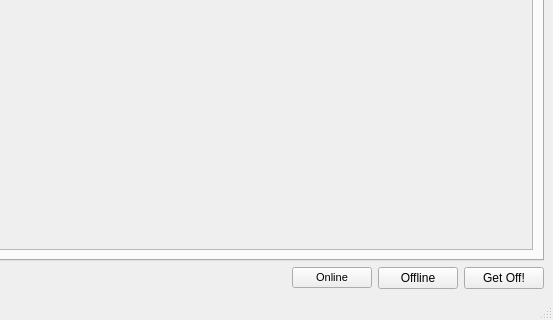
Above: ui/UI_FarmView.ui from david2777/DPS_Hydra before the change; both pictures show x 741 to 1294 and y 409 to 729 of the 1294 by 729 pixel window. Below: the same form after it.
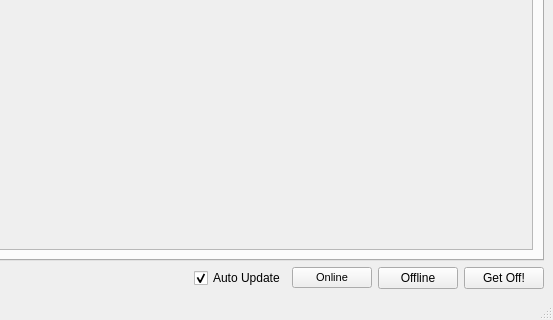
That is the form after the change. The open tabs and pages were chosen to show the change.

Commit message: Got AutoUpdate kinda working

The edit to the form file:
```diff
--- a/ui/UI_FarmView.ui
+++ b/ui/UI_FarmView.ui
@@ -45,6 +45,19 @@
         </property>
        </spacer>
       </item>
+      <item>
+       <widget class="QCheckBox" name="autoUpdateCheckbox">
+        <property name="text">
+         <string>Auto Update</string>
+        </property>
+        <property name="checkable">
+         <bool>true</bool>
+        </property>
+        <property name="checked">
+         <bool>true</bool>
+        </property>
+       </widget>
+      </item>
       <item>
        <widget class="QPushButton" name="onlineThisNodeButton">
         <property name="font">
```
Left out of the diff: 4 changed lines with no effect on the pictures. The commit also changes 2 other files.
